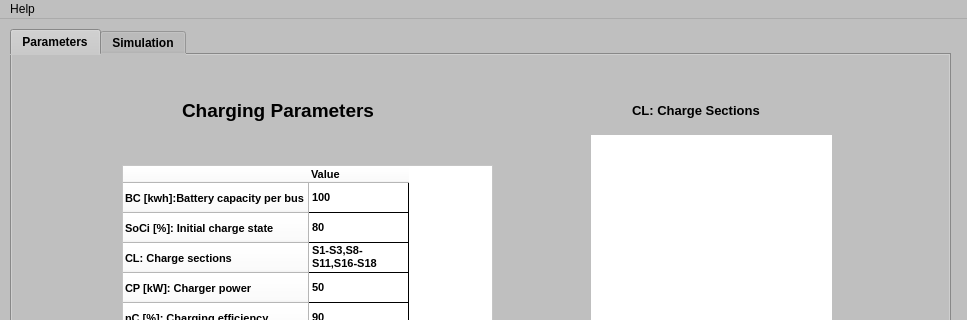
This is UI/InterfaceDynamic.ui in Potter-Gryffindor/Proyecto-Final as Qt 5 draws it before an edit; both pictures show x 0 to 967 and y 0 to 320 of the 967 by 686 pixel window. The edited form follows.
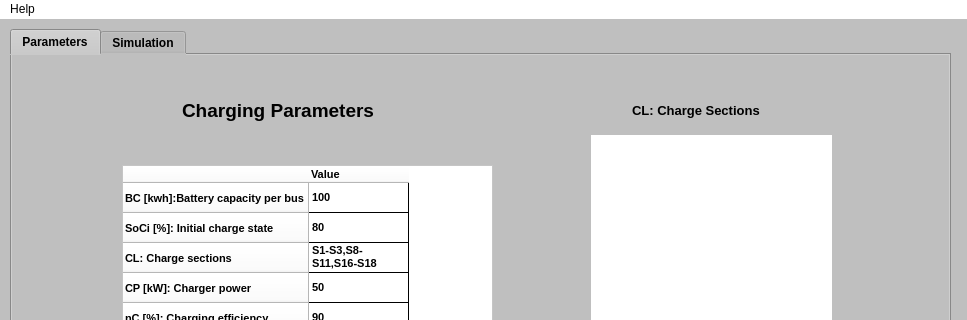
This is the edited form. Icons and pictures are not drawn.

What changed in the file:
```diff
--- a/UI/InterfaceDynamic.ui
+++ b/UI/InterfaceDynamic.ui
@@ -1585,6 +1585,9 @@
      <height>26</height>
     </rect>
    </property>
+   <property name="styleSheet">
+    <string notr="true">background-color: rgb(255, 255, 255);</string>
+   </property>
    <widget class="QMenu" name="menuHelp">
     <property name="title">
      <string>Help</string>
```
Left out of the diff: 9 changed lines with no effect on the pictures.
